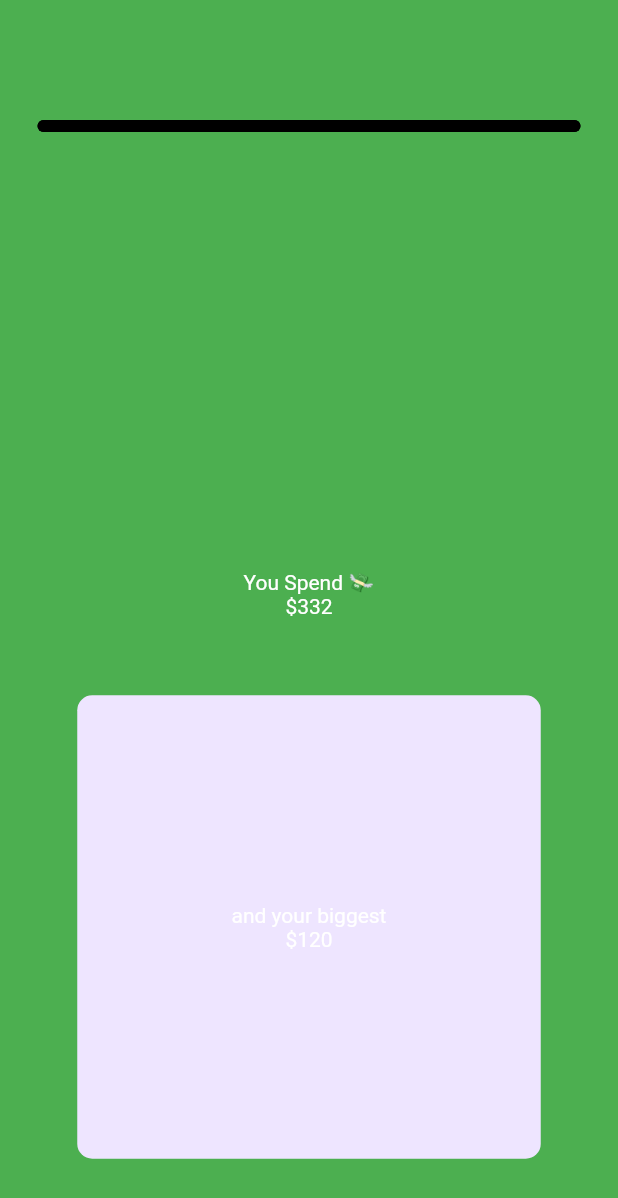
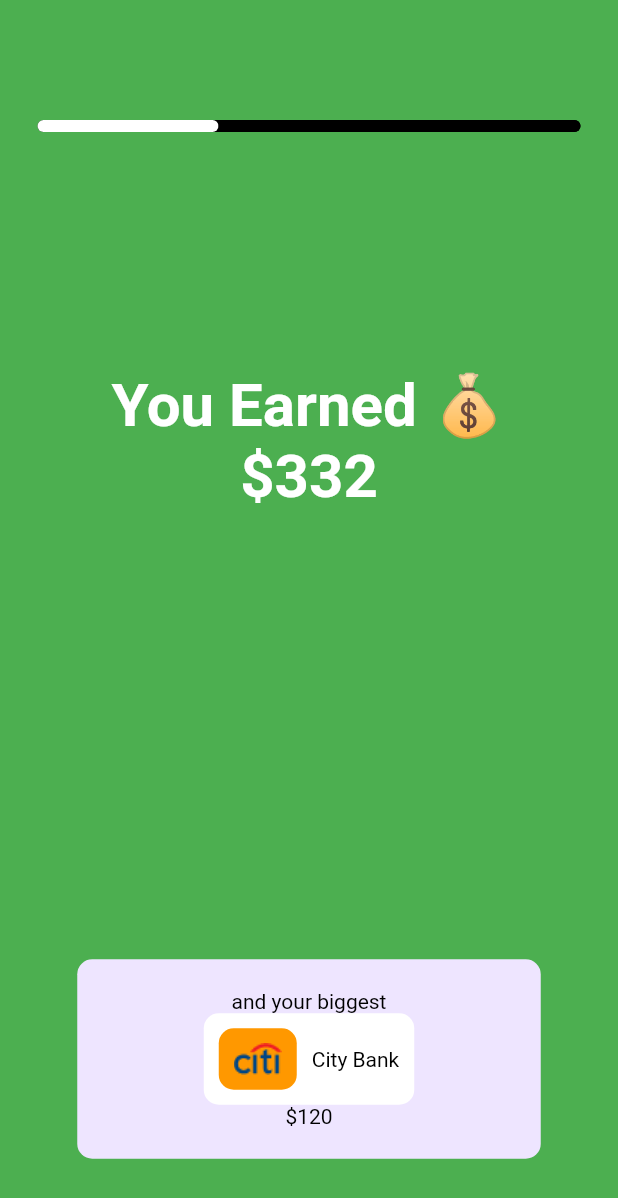
Before and after one commit to MiMi-Yup/ExpenseTracker, a Flutter app: the OverviewReport screen opened directly, on a phone screen of 412 x 824 dp. Shown: the top 1198 px of the screen. Run offline on Flutter 3.47's test engine with Material 2 defaults, Android fonts, the phone set to English and light mode, and no system bars; our stand-ins replace dotted_border, file_picker, fl_chart, image_picker, sliver_tools.

Commit message:
detail report

```diff
--- a/lib/main.dart
+++ b/lib/main.dart
@@ -6,6 +6,7 @@ import 'package:expense_tracker/page/first_setup/success.dart';
 import 'package:expense_tracker/page/home/nav.dart';
 import 'package:expense_tracker/page/introduction.dart';
 import 'package:expense_tracker/page/notification.dart';
+import 'package:expense_tracker/page/report/detail_report.dart';
 import 'package:expense_tracker/page/report/overview_report.dart';
 import 'package:expense_tracker/page/signup/signup.dart';
 import 'package:expense_tracker/page/signup/verify.dart';
@@ -25,7 +26,7 @@ class MyApp extends StatelessWidget {
       debugShowCheckedModeBanner: false,
       theme: ThemeData.dark(),
       darkTheme: ThemeData.dark(),
-      home: OverviewReport(),
+      home: DetailReport(),
     );
   }
 }
--- a/lib/page/report/overview_report.dart
+++ b/lib/page/report/overview_report.dart
@@ -1,8 +1,7 @@
 import 'package:expense_tracker/constant/color.dart';
+import 'package:expense_tracker/widget/item_transaction.dart';
 import 'package:expense_tracker/widget/largest_button.dart';
 import 'package:flutter/material.dart';
-import 'package:flutter/src/foundation/key.dart';
-import 'package:flutter/src/widgets/framework.dart';
 
 class OverviewReport extends StatefulWidget {
   const OverviewReport({Key? key}) : super(key: key);
@@ -12,21 +11,35 @@ class OverviewReport extends StatefulWidget {
 }
 
 class _OverviewReportState extends State<OverviewReport> {
-  int? indexPage;
+  late PageController _controller;
+  int indexPage = 0;
+
+  @override
+  void initState() {
+    _controller = PageController(initialPage: indexPage);
+    super.initState();
+  }
+
   List<Widget Function(double)> pages = [
     (width) => ColoredBox(
           color: Colors.green,
           child: Column(
             mainAxisAlignment: MainAxisAlignment.end,
             children: [
-              Text("You Spend 💸"),
-              Text("\$332"),
+              Expanded(
+                  child: Column(
+                mainAxisAlignment: MainAxisAlignment.center,
+                children: [
+                  Text("You Earned 💰", style: TextStyle(fontSize: 40, fontWeight: FontWeight.bold)),
+                  Text("\$332", style: TextStyle(fontSize: 40, fontWeight: FontWeight.bold)),
+                ],
+              )),
               Padding(
                 padding:
                     EdgeInsets.only(top: width * 0.125, bottom: width * 0.125),
                 child: Container(
                   width: width * 0.75,
-                  height: width * 0.75,
+                  padding: EdgeInsets.all(20.0),
                   decoration: BoxDecoration(
                       borderRadius: BorderRadius.circular(10.0),
                       color: MyColor.purpleTranparent),
@@ -34,9 +47,10 @@ class _OverviewReportState extends State<OverviewReport> {
                     mainAxisAlignment: MainAxisAlignment.center,
                     mainAxisSize: MainAxisSize.min,
                     children: [
-                      Text("and your biggest"),
-                      Container(),
-                      Text("\$120")
+                      Text("and your biggest",
+                          style: TextStyle(color: Colors.black)),
+                      itemCategory(),
+                      Text("\$120", style: TextStyle(color: Colors.black))
                     ],
                   ),
                 ),
@@ -49,14 +63,20 @@ class _OverviewReportState extends State<OverviewReport> {
           child: Column(
             mainAxisAlignment: MainAxisAlignment.end,
             children: [
-              Text("You Spend 💸"),
-              Text("\$332"),
+              Expanded(
+                  child: Column(
+                mainAxisAlignment: MainAxisAlignment.center,
+                children: [
+                  Text("You Spend 💸", style: TextStyle(fontSize: 40, fontWeight: FontWeight.bold)),
+                  Text("\$332", style: TextStyle(fontSize: 40, fontWeight: FontWeight.bold)),
+                ],
+              )),
               Padding(
                 padding:
                     EdgeInsets.only(top: width * 0.125, bottom: width * 0.125),
                 child: Container(
                   width: width * 0.75,
-                  height: width * 0.75,
+                  padding: EdgeInsets.all(20.0),
                   decoration: BoxDecoration(
                       borderRadius: BorderRadius.circular(10.0),
                       color: MyColor.purpleTranparent),
@@ -64,9 +84,10 @@ class _OverviewReportState extends State<OverviewReport> {
                     mainAxisAlignment: MainAxisAlignment.center,
                     mainAxisSize: MainAxisSize.min,
                     children: [
-                      Text("and your biggest"),
-                      Container(),
-                      Text("\$120")
+                      Text("and your biggest",
+                          style: TextStyle(color: Colors.black)),
+                      itemCategory(),
+                      Text("\$120", style: TextStyle(color: Colors.black))
                     ],
                   ),
                 ),
@@ -79,16 +100,26 @@ class _OverviewReportState extends State<OverviewReport> {
           child: Column(
             mainAxisAlignment: MainAxisAlignment.end,
             children: [
-              Text("quote"),
-              Text("auth"),
-              SizedBox(
+              Expanded(
+                  child: Padding(
+                padding: const EdgeInsets.only(left: 10.0),
+                child: Align(
+                    alignment: Alignment.centerLeft,
+                    child: Column(
+                      mainAxisSize: MainAxisSize.min,
+                      children: [Text("Quote"), Text("auth")],
+                    )),
+              )),
+              Container(
                   width: double.maxFinite,
+                  padding: EdgeInsets.all(10.0),
                   child: largestButton(
                       text: "See the full detail", onPressed: () => null))
             ],
           ),
         )
   ];
+
   @override
   Widget build(BuildContext context) {
     final width = MediaQuery.of(context).size.width;
@@ -96,6 +127,7 @@ class _OverviewReportState extends State<OverviewReport> {
       body: Stack(
         children: [
           PageView(
+            controller: _controller,
             allowImplicitScrolling: true,
             children: pages.map((e) => e(width)).toList(),
             onPageChanged: (value) => setState(() => indexPage = value),
--- a/lib/widget/item_transaction.dart
+++ b/lib/widget/item_transaction.dart
@@ -56,3 +56,24 @@ GestureDetector itemTransaction({void Function()? onTap}) {
         ),
       ));
 }
+
+Widget itemCategory() {
+  return Container(
+    padding: EdgeInsets.all(10.0),
+    decoration: BoxDecoration(
+        borderRadius: BorderRadius.circular(10.0), color: Colors.white),
+    child: Row(
+      mainAxisSize: MainAxisSize.min,
+      children: [
+        Container(
+          padding: EdgeInsets.all(10.0),
+          margin: EdgeInsets.only(right: 10.0),
+          decoration: BoxDecoration(
+              borderRadius: BorderRadius.circular(10.0), color: Colors.orange),
+          child: Image.asset("asset/image/city_bank.png"),
+        ),
+        Text("City Bank", style: TextStyle(color: Colors.black))
+      ],
+    ),
+  );
+}
```
Also changed, not shown: lib/page/report/detail_report.dart (added, +138 -0 lines).
